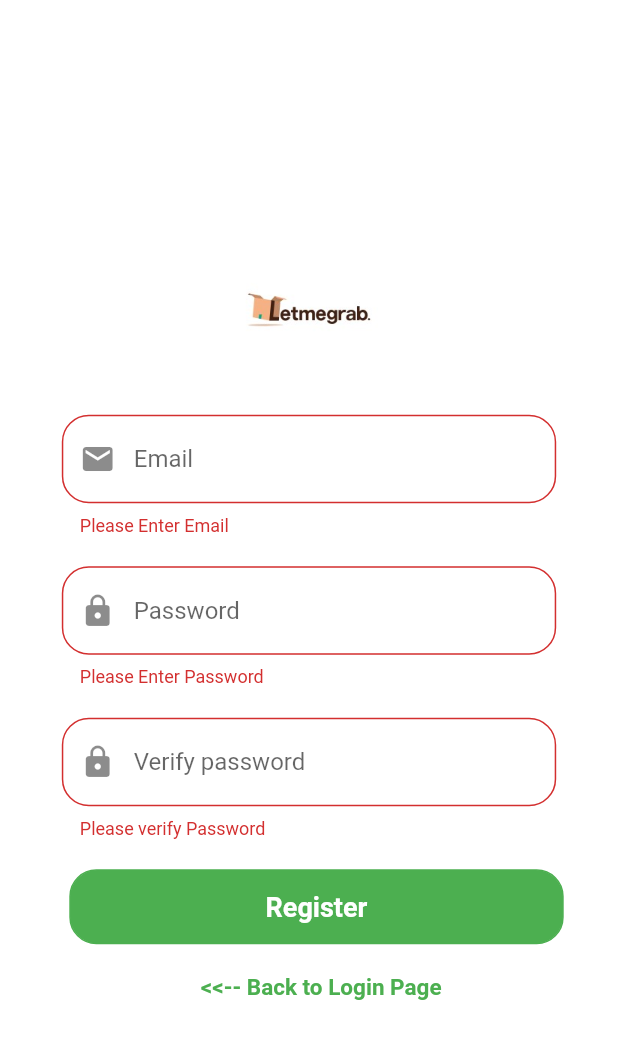
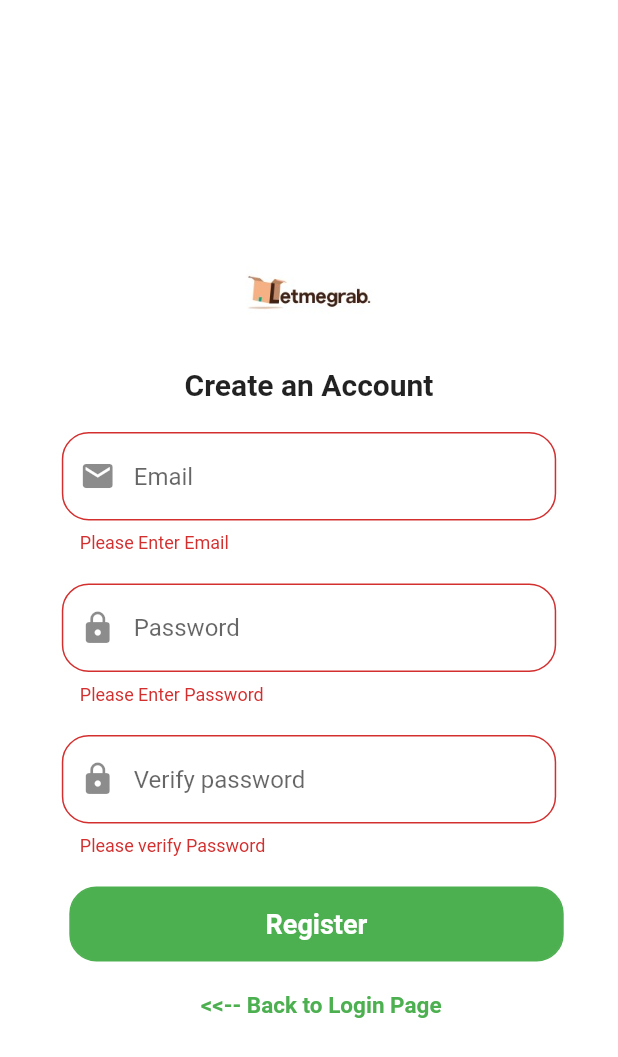
Before and after one commit to Drjsingh/firebase_email_signin, a Flutter app: the SignUpUser screen opened directly, after a tap on "Register", on a phone screen of 412 x 824 dp. Shown: the top 1057 px of the screen. Run offline on Flutter 3.47's test engine with Material 2 defaults, Android fonts, the phone set to English and light mode, and no system bars; our stand-ins replace email_validator, firebase_auth, firebase_core; accounts and stored records are empty; network calls fail.

Commit message:
small change

```diff
--- a/lib/logics/email_auth.dart
+++ b/lib/logics/email_auth.dart
@@ -33,7 +33,6 @@ class AuthService {
   Future<auth.User?> logIn(String email, String password) async {
     try {
       auth.UserCredential authResult = await _auth.signInWithEmailAndPassword(email: email, password: password);
-      print("authResult---------------${authResult}");
       return authResult.user;
     } catch (_) {
       return null;
--- a/lib/model/provider/datanotifier.dart
+++ b/lib/model/provider/datanotifier.dart
@@ -19,6 +19,7 @@ class DataNotifier extends ChangeNotifier {
     notifyListeners();
   }
 
+  //function for getting news list according to search value
   searchNews(searchKey) {
     getNewsDetails(searchKey);
   }
@@ -27,7 +28,6 @@ class DataNotifier extends ChangeNotifier {
     data_loading = true;
     _data.clear();
     for (int i = 0; i < categorie.length; i++) {
-      print(categorie[i]);
       var news_response = await ApiService().fetchNewsData(categorie[i]); //fetch data from given url
 
       if (news_response['success'] == true) {
@@ -49,8 +49,6 @@ class DataNotifier extends ChangeNotifier {
         });
       }
     }
-
-    print("daata-------------------${data}");
     data_loading = false;
     notifyListeners();
   }
--- a/lib/view/homscreen.dart
+++ b/lib/view/homscreen.dart
@@ -82,7 +82,7 @@ class _HomeScreenState extends State<HomeScreen> {
                                   onTap: provider.data_loading
                                       ? () => false
                                       : () {
-                                          provider.searchNews(searchCtrl.text.toLowerCase());
+                                          provider.searchNews(searchCtrl.text.toLowerCase()); //get news list of search value on click
                                         },
                                   child: Icon(
                                     Icons.search,
@@ -120,7 +120,8 @@ class _HomeScreenState extends State<HomeScreen> {
                                 onTap: () {
                                   Navigator.push(
                                     context,
-                                    MaterialPageRoute(builder: (context) => WebViewNews(widget.emailId, data[index])),
+                                    MaterialPageRoute(
+                                        builder: (context) => WebViewNews(widget.emailId, data[index])), //to view more information of news
                                   );
                                 },
                                 child: Container(
--- a/lib/view/login_page.dart
+++ b/lib/view/login_page.dart
@@ -190,7 +190,7 @@ class _Login_pageState extends State<Login_page> {
                             children: <TextSpan>[
                               const TextSpan(text: "Don't have an account?  ", style: TextStyle(color: Colors.black)),
                               TextSpan(
-                                  text: 'Sign up',
+                                  text: 'Create Account',
                                   style: const TextStyle(decoration: TextDecoration.underline, color: Colors.green),
                                   recognizer: TapGestureRecognizer()
                                     ..onTap = () {
--- a/lib/view/sign_up_page.dart
+++ b/lib/view/sign_up_page.dart
@@ -50,6 +50,10 @@ class _SignUpUserState extends State<SignUpUser> {
                         height: 100,
                         width: 100,
                       ),
+                    ),
+                    Text(
+                      "Create an Account",
+                      style: TextStyle(fontWeight: FontWeight.w600, fontSize: 20),
                     ),
                     Form(
                       key: _formkey,
@@ -208,7 +212,7 @@ class _SignUpUserState extends State<SignUpUser> {
                                   onPressed: () async {
                                     if (_formkey.currentState!.validate()) {
                                       var uid = await AuthService.instance?.signUp(_emailctrl.text, _pwdctrl.text);
-                                      print("uid----------------$uid");
+
                                       if (uid['status'] == 200) {
                                         Popup().RegisterSuccessfully(context);
                                       } else {
```
